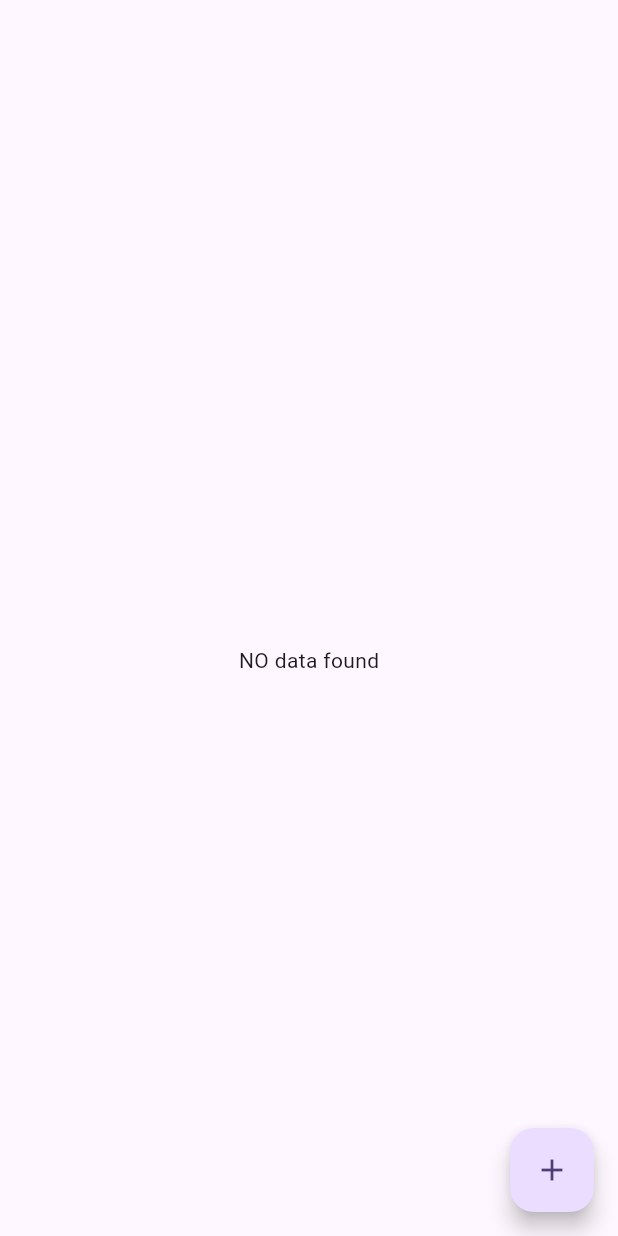
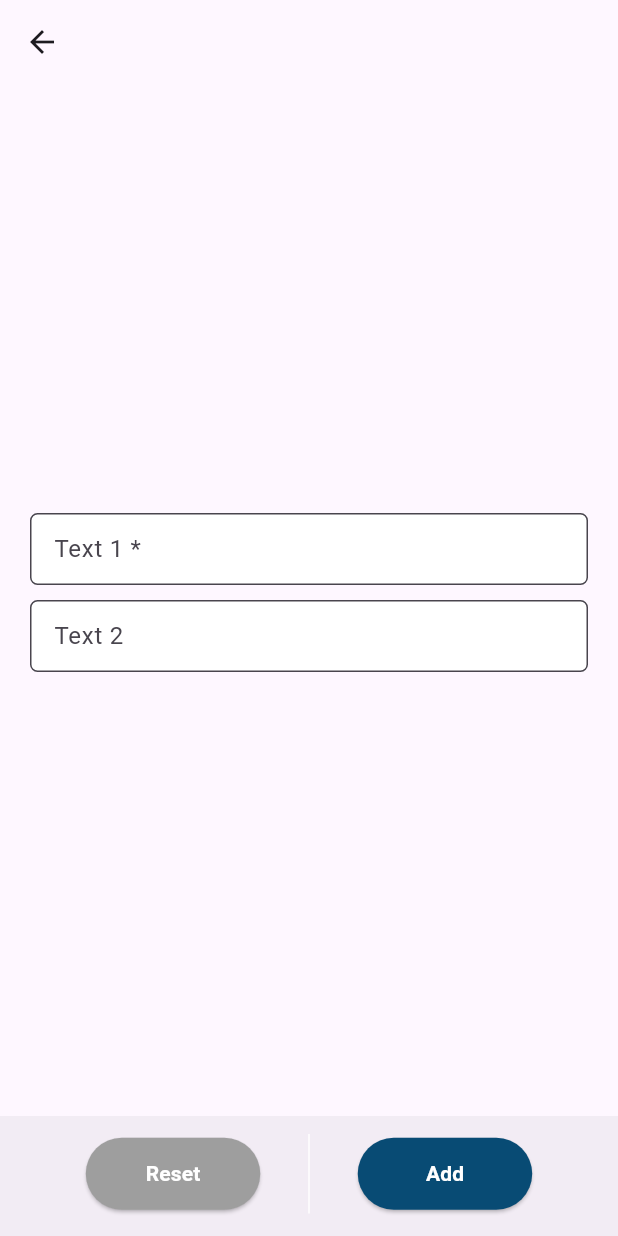
Before and after one commit to vikash23333/bloclearning, a Flutter app: the screen it shows after launch, after a tap on the "add" icon, on a phone screen of 412 x 824 dp. Run offline on Flutter 3.47's test engine with Material 3 defaults, Android fonts, the phone set to English and light mode, and no system bars; our stand-ins replace bloc, dropdown_search, equatable, flutter_bloc; network calls fail.

Commit message:
form page

```diff
--- /dev/null
+++ b/lib/bloc/add_edit_bloc/bloc/add_and_edit_bloc.dart
@@ -0,0 +1,13 @@
+import 'package:bloc/bloc.dart';
+import 'package:equatable/equatable.dart';
+
+part 'add_and_edit_event.dart';
+part 'add_and_edit_state.dart';
+
+class AddAndEditBloc extends Bloc<AddAndEditEvent, AddAndEditState> {
+  AddAndEditBloc() : super(const AddAndEditState()) {
+    on<AddAndEditEvent>((event, emit) {
+      // TODO: implement event handler
+    });
+  }
+}
--- a/lib/main.dart
+++ b/lib/main.dart
@@ -6,7 +6,8 @@ import 'bloc/counter_bloc/counter_bloc.dart';
 // import 'view/counter_screen.dart';
 // import 'view/switch_example.dart';
 import 'bloc/to_do_bloc/bloc/to_do_bloc.dart';
-import 'view/api_integration.dart';
+import 'view/add_edit_test/added_main_page.dart';
+// import 'view/api_integration.dart';
 // import 'view/to_do_screen.dart';
 
 void main() {
@@ -26,11 +27,12 @@ class MyApp extends StatelessWidget {
       ],
       child: MaterialApp(
         title: 'Flutter Demo',
+        debugShowCheckedModeBanner: false,
         theme: ThemeData(
           colorScheme: ColorScheme.fromSeed(seedColor: Colors.deepPurple),
           useMaterial3: true,
         ),
-        home: const ApiIntegration(),
+        home: const ShowAddedItem(),
       ),
     );
   }
--- /dev/null
+++ b/lib/utils/function.dart
@@ -0,0 +1,69 @@
+import 'package:flutter/material.dart';
+func() {}
+Widget clearCancelApplyFunc(
+    {Function cancelOnTap = func,
+    required Function clearOnTap,
+    required Function applyOnTap,
+    double leftpadding = 15.0,
+    double rightpadding = 15.0,
+    double cancelHt = 48.0,
+    double clearHt = 48.0,
+    double applyHt = 48.0,
+    String leftLableName = '',
+    String rightLableName = '',
+    double vdWidth = 65,
+    Color cancelClr = Colors.green,
+    Color clearClr = Colors.green,
+    Color applyClr = Colors.green}) {
+  return Padding(
+    padding: EdgeInsets.only(left: leftpadding, right: rightpadding, bottom: 3),
+    child: Row(children: [
+      elevatedBtnFunc(
+          fun: clearOnTap,
+          buttonName: (leftLableName == '')
+              ? 'Reset'
+              : leftLableName,
+          clr: clearClr,
+          ht: clearHt),
+      VerticalDivider(
+        width: vdWidth,
+        color: Colors.white,
+      ),
+      elevatedBtnFunc(
+          fun: applyOnTap,
+          buttonName: (rightLableName == '')
+              ? 'Add'
+              : rightLableName,
+          clr: applyClr,
+          ht: applyHt),
+    ]),
+  );
+}
+Widget elevatedBtnFunc({
+  required Function fun,
+  double ht = 48.0,
+  bool switchColors = false,
+  required String buttonName,
+  Color clr = Colors.green,
+  Color clr1 = Colors.grey,
+}) {
+  return Expanded(
+      child: SizedBox(
+    height: ht,
+    child: ElevatedButton(
+        style: ElevatedButton.styleFrom(
+          surfaceTintColor: clr1,
+          backgroundColor: (switchColors) ? Colors.white : clr,
+        ),
+        onPressed: () async {
+          await fun();
+        },
+        child: Text(
+          buttonName,
+          style: TextStyle(
+              color: (switchColors) ? clr : const Color(0xFFFFFFFF),
+              fontWeight: FontWeight.bold,
+              fontSize: 14),
+        )),
+  ));
+}
--- /dev/null
+++ b/lib/utils/widgets.dart
@@ -0,0 +1,64 @@
+import 'package:flutter/material.dart';
+import 'package:flutter/services.dart';
+
+Widget textFormField(
+  TextEditingController ctlr, {
+  bool readOnly = false,
+  String label = "",
+  String hint = '',
+  int lines = 1,
+  bool digits = false,
+  int maxInputDigits = 9,
+  bool needFocus = false,
+  bool isRequried=false,
+  TextInputType keyboardtype = TextInputType.text,
+  int? maxLength,
+  Function(String? value)? validateFunction,
+  Function? onTap
+}) {
+  return TextFormField(
+    autofocus: needFocus,
+    maxLength: maxLength,
+    validator: (value) {
+      if (isRequried && (value==null || value.isEmpty)) {
+        return '$label is Required';
+      }
+      if (validateFunction!=null) {
+        return validateFunction(value);
+      }
+      return null;
+    },
+    onTap: () {
+      if (onTap!=null) {
+        onTap();
+      }
+    } ,
+    controller: ctlr,
+    keyboardType: keyboardtype,
+    maxLines: lines,
+    readOnly: readOnly,
+    cursorColor: const Color.fromARGB(255, 8, 59, 100),
+    inputFormatters: (digits)
+        ? <TextInputFormatter>[
+            FilteringTextInputFormatter.allow(RegExp(r'[0-9]')),
+            FilteringTextInputFormatter.digitsOnly,
+            LengthLimitingTextInputFormatter(maxInputDigits),
+          ]
+        : null,
+    decoration: InputDecoration(
+        contentPadding: const EdgeInsets.all(12),
+        labelText:isRequried?'$label *': label,
+        hintText: hint,
+        hintStyle: const TextStyle( color:    Color.fromARGB(255, 8, 59, 100)),
+        floatingLabelStyle: const TextStyle(color:  Color.fromARGB(255, 8, 59, 100)),
+        filled: true,
+        fillColor: (readOnly) ? Colors.grey : Colors.white,
+        border: OutlineInputBorder(
+          borderRadius: BorderRadius.circular(5.0),
+          borderSide: const BorderSide(color:  Color.fromARGB(255, 8, 59, 100)),
+        ),
+        focusedBorder: const OutlineInputBorder(
+          borderSide: BorderSide(width: 1.5, color:  Color.fromARGB(255, 8, 59, 100)),
+        )),
+  );
+}
--- /dev/null
+++ b/lib/view/add_edit_test/add_and_edit_form_page.dart
@@ -0,0 +1,64 @@
+import 'dart:developer';
+
+import 'package:flutter/material.dart';
+import '../../utils/function.dart';
+import '../../utils/widgets.dart';
+
+class AddEditForm extends StatefulWidget {
+  const AddEditForm({super.key});
+  @override
+  State<AddEditForm> createState() => _AddEditFormState();
+}
+  final _formKey = GlobalKey<FormState>();
+  TextEditingController t1=TextEditingController();
+  TextEditingController t2 =TextEditingController();
+  final List searchFieldList =[];
+class _AddEditFormState extends State<AddEditForm> {
+  @override
+  Widget build(BuildContext context) {
+    return SafeArea(child: Scaffold(appBar: AppBar(),
+      body:Padding(
+        padding: const EdgeInsets.all(20.0),
+        child: Form(
+          key: _formKey,
+          child: Column(
+            mainAxisAlignment: MainAxisAlignment.center,
+            crossAxisAlignment: CrossAxisAlignment.center,
+            children: [
+              textFormField(t1,label: 'Text 1',isRequried: true),
+              const SizedBox(height: 10,),
+              textFormField(t2,label: 'Text 2',validateFunction: (value) {
+                log('xxxxxx${double.tryParse('$value')==null}');
+                if ( double.tryParse('$value')==null) {
+                  return 'Text 2 is not a number';
+                }
+              },),
+              const SizedBox(height: 10,),
+
+            ],
+          ),
+        ),
+      ),
+      bottomNavigationBar: BottomAppBar(
+          elevation: 0,
+          child: SizedBox(
+              height: 50,
+              child: clearCancelApplyFunc(
+                  clearOnTap: (){
+                    _formKey.currentState!.reset();
+                  },
+                  applyOnTap: (){
+                    // Validate returns true if the form is valid, or false otherwise.
+                    if (_formKey.currentState!.validate()) {
+
+                    }
+                  },
+                  leftpadding: MediaQuery.of(context).size.width * 0.10,
+                  rightpadding: MediaQuery.of(context).size.width * 0.10,
+                  cancelClr: Colors.red,
+                  clearClr:  Colors.grey,
+                  applyClr:  const Color(0xff004772))),
+        ),
+    ));
+  }
+}
--- /dev/null
+++ b/lib/view/add_edit_test/added_main_page.dart
@@ -0,0 +1,23 @@
+import 'package:flutter/material.dart';
+
+import 'add_and_edit_form_page.dart';
+
+class ShowAddedItem extends StatefulWidget {
+  const ShowAddedItem({super.key});
+
+  @override
+  State<ShowAddedItem> createState() => _ShowAddedItemState();
+}
+
+class _ShowAddedItemState extends State<ShowAddedItem> {
+  @override
+  Widget build(BuildContext context) {
+    return SafeArea(child: Scaffold(appBar: AppBar(),
+      body: const Center(child: Text('No Data found'),),
+      floatingActionButton: FloatingActionButton(
+            onPressed: () {
+              Navigator.push(context, MaterialPageRoute(builder: (context) =>const AddEditForm()));
+            }, child: const Icon(Icons.add)),
+    ));
+  }
+}
--- a/pubspec.yaml
+++ b/pubspec.yaml
@@ -38,8 +38,7 @@ dependencies:
   # The following adds the Cupertino Icons font to your application.
   # Use with the CupertinoIcons class for iOS style icons.
   cupertino_icons: ^1.0.2
-  json_annotation: ^4.8.1
-  freezed_annotation: ^2.4.1
+  dropdown_search: ^5.0.6
 
 dev_dependencies:
   flutter_test:
@@ -51,8 +50,6 @@ dev_dependencies:
   # package. See that file for information about deactivating specific lint
   # rules and activating additional ones.
   flutter_lints: ^2.0.0
-  json_serializable: ^6.7.1
-  freezed: ^2.4.7
 
 # For information on the generic Dart part of this file, see the
 # following page: https://dart.dev/tools/pub/pubspec
```
Also changed, not shown: lib/bloc/add_edit_bloc/bloc/add_and_edit_event.dart (added, +8 -0 lines), lib/bloc/add_edit_bloc/bloc/add_and_edit_state.dart (added, +8 -0 lines), lib/bloc/xx/bloc/xx_bloc.dart (added, +13 -0 lines), lib/bloc/xx/bloc/xx_event.dart (added, +8 -0 lines), lib/bloc/xx/bloc/xx_state.dart (added, +10 -0 lines), lib/utils/searchable_dropdown.dart (added, +115 -0 lines), pubspec.lock.
